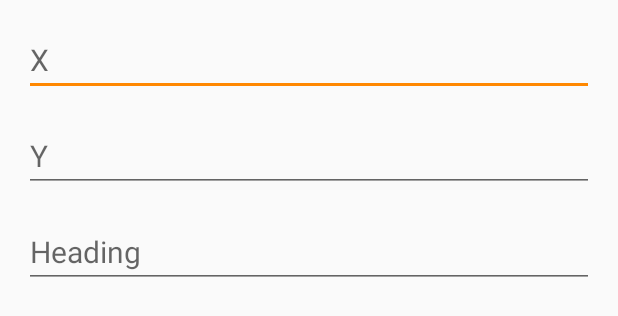
After one commit to mihir-chauhan/AutoPlotBot, an Android app: the layout setrobotorigin_dialog.xml on its own in the app's theme, with its tools: preview values and no code run, on a phone screen of 412 x 824 dp. The commit adds this screen. Shown: the top 316 px of the screen. Run offline under Robolectric (Android 15) with nearby library versions, the phone set to English and light mode, and no system bars.

Commit message:
added robot origin - works

```diff
--- /dev/null
+++ b/app/src/main/res/drawable/ic_gps_fixed_black_24dp.xml
@@ -0,0 +1,5 @@
+<vector android:height="24dp" android:tint="#FFFFFF"
+    android:viewportHeight="24.0" android:viewportWidth="24.0"
+    android:width="24dp" xmlns:android="http://schemas.android.com/apk/res/android">
+    <path android:fillColor="#FF000000" android:pathData="M12,8c-2.21,0 -4,1.79 -4,4s1.79,4 4,4 4,-1.79 4,-4 -1.79,-4 -4,-4zM20.94,11c-0.46,-4.17 -3.77,-7.48 -7.94,-7.94L13,1h-2v2.06C6.83,3.52 3.52,6.83 3.06,11L1,11v2h2.06c0.46,4.17 3.77,7.48 7.94,7.94L11,23h2v-2.06c4.17,-0.46 7.48,-3.77 7.94,-7.94L23,13v-2h-2.06zM12,19c-3.87,0 -7,-3.13 -7,-7s3.13,-7 7,-7 7,3.13 7,7 -3.13,7 -7,7z"/>
+</vector>
--- /dev/null
+++ b/app/src/main/res/layout/setrobotorigin_dialog.xml
@@ -0,0 +1,52 @@
+<?xml version="1.0" encoding="utf-8"?>
+<RelativeLayout xmlns:android="http://schemas.android.com/apk/res/android"
+    android:layout_width="match_parent"
+    android:layout_height="wrap_content"
+    android:padding="16dp">
+
+    <EditText
+        android:layout_width="match_parent"
+        android:layout_height="wrap_content"
+        android:id="@+id/originX"
+        android:textSize="20sp"
+        android:gravity="center_vertical"
+        android:autoSizeTextType="uniform"
+        android:autoSizeMinTextSize="1sp"
+        android:autoSizeMaxTextSize="50sp"
+        android:autoSizeStepGranularity="1sp"
+        android:inputType="numberDecimal"
+        android:hint="X"
+        />
+
+    <EditText
+        android:layout_width="match_parent"
+        android:layout_height="wrap_content"
+        android:id="@+id/originY"
+        android:textSize="20sp"
+        android:gravity="center_vertical"
+        android:layout_below="@id/originX"
+        android:layout_marginTop="16dp"
+        android:autoSizeTextType="uniform"
+        android:autoSizeMinTextSize="1sp"
+        android:autoSizeMaxTextSize="50sp"
+        android:autoSizeStepGranularity="1sp"
+        android:inputType="numberDecimal"
+        android:hint="Y"
+        />
+
+    <EditText
+        android:layout_width="match_parent"
+        android:layout_height="wrap_content"
+        android:id="@+id/originHeading"
+        android:textSize="20sp"
+        android:gravity="center_vertical"
+        android:layout_below="@id/originY"
+        android:layout_marginTop="16dp"
+        android:autoSizeTextType="uniform"
+        android:autoSizeMinTextSize="1sp"
+        android:autoSizeMaxTextSize="50sp"
+        android:autoSizeStepGranularity="1sp"
+        android:inputType="numberDecimal"
+        android:hint="Heading"
+        />
+</RelativeLayout>
```
Also changed, not shown: app/src/main/java/com/example/odometryapp_v10/Dialogs/RobotOrigin.java (added, +57 -0 lines), app/src/main/java/com/example/odometryapp_v10/MainActivity.java (+62 -3 lines), app/src/main/res/layout/activity_main.xml (+25 -13 lines).
